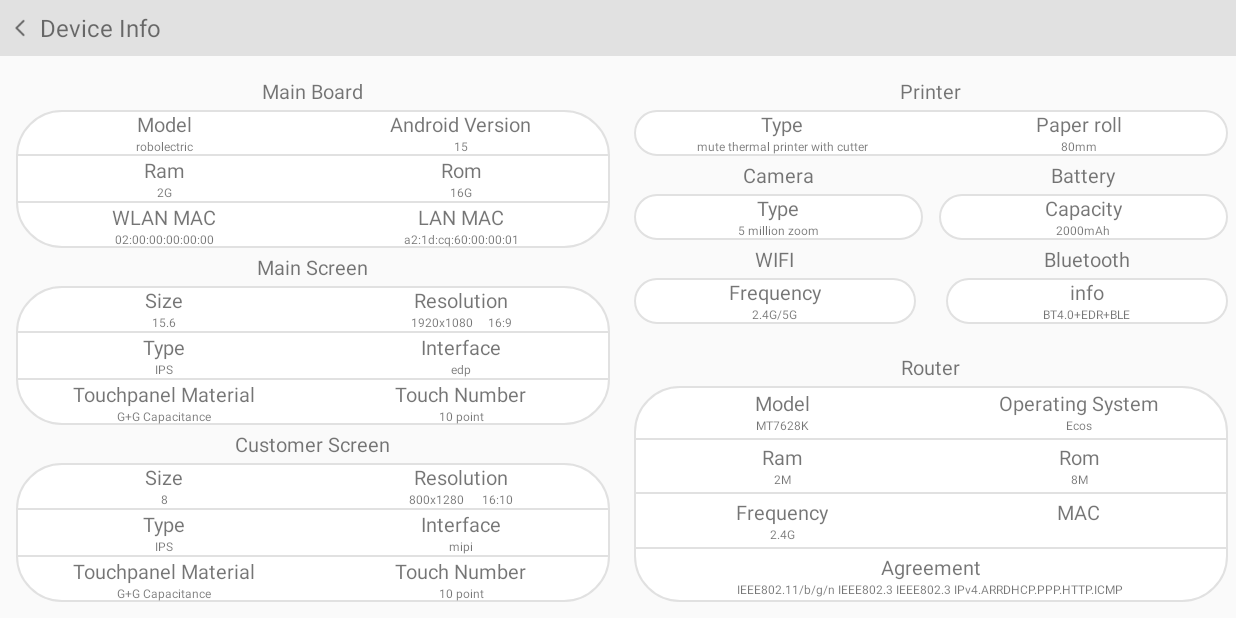
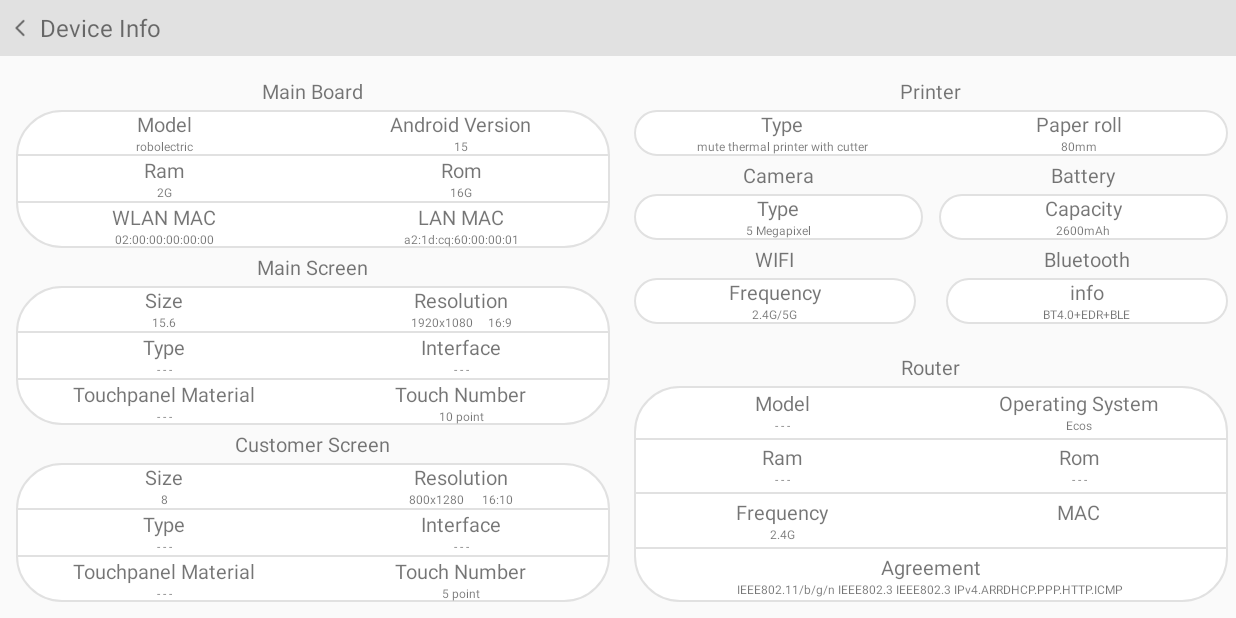
Before and after one commit to chen511797015/HardWareDemo, an Android app: the screen it shows after launch (DeviceActivity), after a tap on "Device info", on a phone screen of 824 x 412 dp (held sideways). Run offline under Robolectric (Android 15) with nearby library versions, the phone set to English and light mode, and no system bars; our stand-ins replace ButterKnife; libraries missing offline, so code that uses them is left out: com.orhanobut.logger; 1 statement that could not run was skipped.

```diff
--- a/app/src/main/AndroidManifest.xml
+++ b/app/src/main/AndroidManifest.xml
@@ -39,7 +39,9 @@
         <activity android:name=".activity.RouterActivity"></activity>
         <activity android:name=".activity.NetWorkActivity"></activity>
         <activity android:name=".activity.BluetoothActivity"></activity>
-        <activity android:name=".activity.SpeakerActivity"></activity>
+        <activity android:name=".activity.SpeakerActivity">
+
+        </activity>
         <activity android:name=".activity.CameraActivity"></activity>
         <activity android:name=".activity.CameraTestActivity"></activity>
     </application>
--- a/app/src/main/res/layout/activity_bluetooth.xml
+++ b/app/src/main/res/layout/activity_bluetooth.xml
@@ -3,6 +3,8 @@
     android:layout_width="match_parent"
     android:layout_height="match_parent"
     android:background="#f1f1f1">
+
+
 
     <!--Bluetooth-->
     <RelativeLayout
--- a/app/src/main/res/layout/activity_device.xml
+++ b/app/src/main/res/layout/activity_device.xml
@@ -373,7 +373,7 @@
                             <TextView
                                 android:layout_width="wrap_content"
                                 android:layout_height="wrap_content"
-                                android:text="IPS"
+                                android:text="- - -"
                                 android:textSize="@dimen/sp15" />
 
 
@@ -396,7 +396,7 @@
                             <TextView
                                 android:layout_width="wrap_content"
                                 android:layout_height="wrap_content"
-                                android:text="edp"
+                                android:text="- - -"
                                 android:textSize="@dimen/sp15" />
 
 
@@ -433,7 +433,7 @@
                             <TextView
                                 android:layout_width="wrap_content"
                                 android:layout_height="wrap_content"
-                                android:text="G+G Capacitance"
+                                android:text="- - -"
                                 android:textSize="@dimen/sp15" />
 
 
@@ -578,7 +578,7 @@
                             <TextView
                                 android:layout_width="wrap_content"
                                 android:layout_height="wrap_content"
-                                android:text="IPS"
+                                android:text="- - -"
                                 android:textSize="@dimen/sp15" />
 
 
@@ -601,7 +601,7 @@
                             <TextView
                                 android:layout_width="wrap_content"
                                 android:layout_height="wrap_content"
-                                android:text="mipi"
+                                android:text="- - -"
                                 android:textSize="@dimen/sp15" />
 
 
@@ -638,7 +638,7 @@
                             <TextView
                                 android:layout_width="wrap_content"
                                 android:layout_height="wrap_content"
-                                android:text="G+G Capacitance"
+                                android:text="- - -"
                                 android:textSize="@dimen/sp15" />
 
 
@@ -661,7 +661,7 @@
                             <TextView
                                 android:layout_width="wrap_content"
                                 android:layout_height="wrap_content"
-                                android:text="10 point"
+                                android:text="5 point"
                                 android:textSize="@dimen/sp15" />
 
 
@@ -811,9 +811,10 @@
                             android:textSize="@dimen/sp25" />
 
                         <TextView
+
                             android:layout_width="wrap_content"
                             android:layout_height="wrap_content"
-                            android:text="5 million zoom"
+                            android:text="5 Megapixel"
                             android:textSize="@dimen/sp15" />
 
                     </LinearLayout>
@@ -861,7 +862,7 @@
                         <TextView
                             android:layout_width="wrap_content"
                             android:layout_height="wrap_content"
-                            android:text="2000mAh"
+                            android:text="2600mAh"
                             android:textSize="@dimen/sp15" />
 
                     </LinearLayout>
@@ -1029,7 +1030,7 @@
                             <TextView
                                 android:layout_width="wrap_content"
                                 android:layout_height="wrap_content"
-                                android:text="MT7628K"
+                                android:text="- - -"
                                 android:textSize="@dimen/sp15" />
 
 
@@ -1089,7 +1090,7 @@
                             <TextView
                                 android:layout_width="wrap_content"
                                 android:layout_height="wrap_content"
-                                android:text="2M"
+                                android:text="- - -"
                                 android:textSize="@dimen/sp15" />
 
 
@@ -1112,9 +1113,8 @@
                             <TextView
                                 android:layout_width="wrap_content"
                                 android:layout_height="wrap_content"
-                                android:text="8M"
+                                android:text="- - -"
                                 android:textSize="@dimen/sp15" />
-
 
                         </LinearLayout>
                     </LinearLayout>
--- a/app/src/main/res/layout/activity_speaker.xml
+++ b/app/src/main/res/layout/activity_speaker.xml
@@ -66,6 +66,7 @@
                     android:layout_centerInParent="true"
                     android:orientation="horizontal">
 
+                    <!--android:background="@mipmap/play"-->
                     <Button
                         android:id="@+id/btn_speaker_play"
                         android:layout_width="@dimen/dp150"
@@ -80,7 +81,6 @@
 
 
                 </LinearLayout>
-
 
             </RelativeLayout>
 
--- a/app/src/main/res/values/strings.xml
+++ b/app/src/main/res/values/strings.xml
@@ -1,5 +1,5 @@
 <resources>
-    <string name="app_name">HardWareTest</string>
+    <string name="app_name">HardWareDemo</string>
 
     <string name="note_cash_box">Note: if the cashbox has been connected ,
     when you clicking on the button ,
```
Also changed, not shown: app/src/main/java/cn/pax/hardwaredemo/activity/SpeakerActivity.java (+14 -6 lines), app/src/main/res/drawable/btn_play_bg.xml (added, +9 -0 lines), app/src/main/res/mipmap-xhdpi/pause.png, app/src/main/res/mipmap-xhdpi/play.png, app/src/main/res/mipmap-xhdpi/stop.png.
